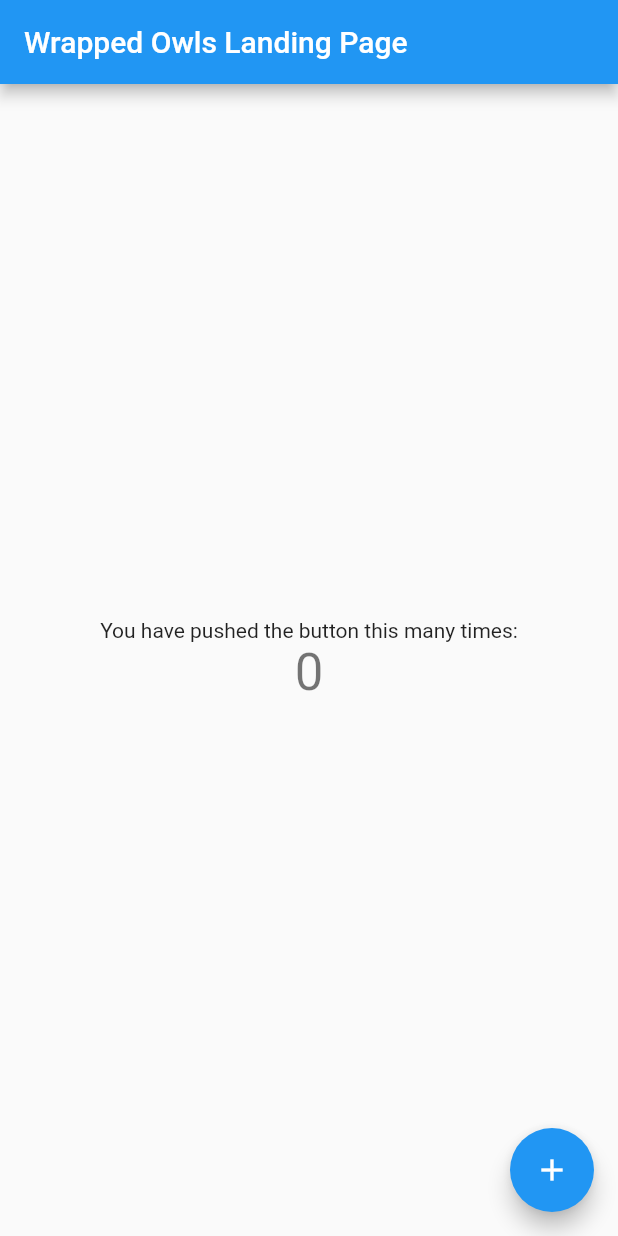
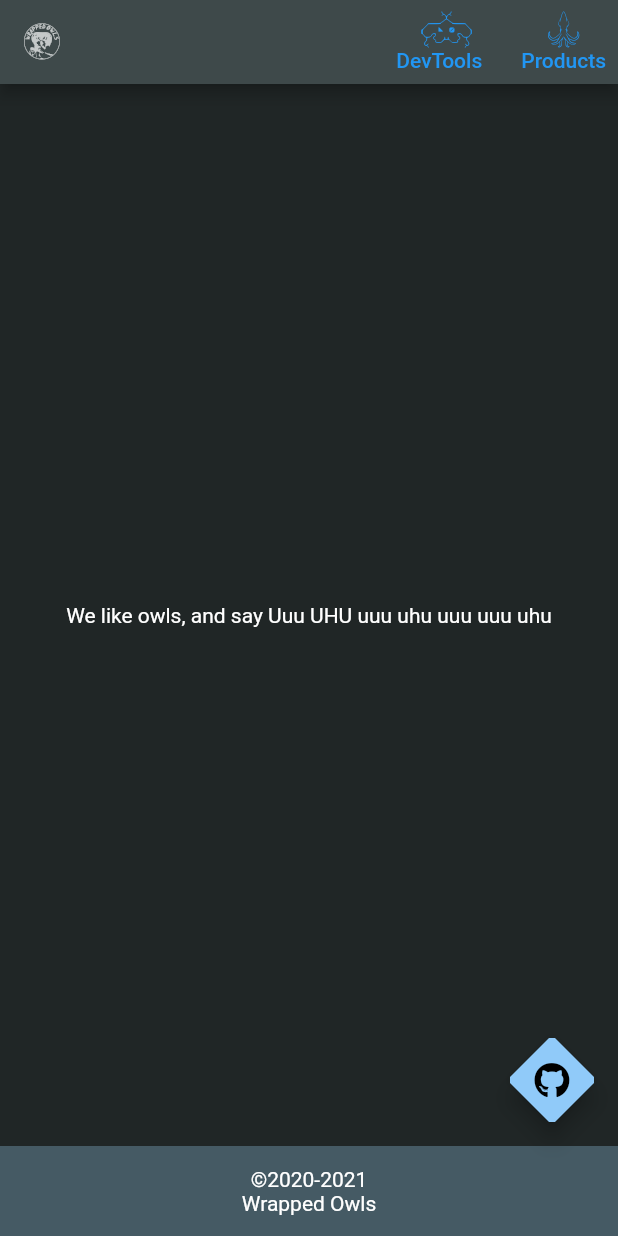
Before and after one commit to Wrapped-Owls/landing-page, a Flutter app: the screen it shows after launch, on a phone screen of 412 x 824 dp. Run offline on Flutter 3.47's test engine with Material 2 defaults, Android fonts, the phone set to English and light mode, and no system bars; our stand-ins replace font_awesome_flutter.

Commit message:
:construction: Build some widgets to page structure
- Added Footer
- Added Navbar (under progress)
- Added About (under progress)
- Added pedantic for lint
- Update web index.html and manifest.json
- Start using WrappedOwls icons

```diff
--- /dev/null
+++ b/analysis_options.yaml
@@ -0,0 +1,23 @@
+include: package:pedantic/analysis_options.yaml
+
+analyzer:
+  exclude: [build/**]
+
+  errors:
+    uri_has_not_been_generated: ignore
+#  enable-experiment:
+#    - non-nullable
+
+# Lint rules and documentation, see http://dart-lang.github.io/linter/lints
+linter:
+  rules:
+    - cancel_subscriptions
+    - camel_case_types
+    - hash_and_equals
+    - iterable_contains_unrelated_type
+    - list_remove_unrelated_type
+    - test_types_in_equals
+    - unnecessary_const
+    - unnecessary_new
+    - unrelated_type_equality_checks
+    - valid_regexps
--- a/lib/main.dart
+++ b/lib/main.dart
@@ -1,65 +1,22 @@
 import 'package:flutter/material.dart';
 
+import 'src/views/home.page.dart';
+import 'theme.wrappedowls.dart';
+
 void main() {
-  runApp(MyApp());
+  runApp(WowlsApp());
 }
 
-class MyApp extends StatelessWidget {
+class WowlsApp extends StatelessWidget {
   @override
   Widget build(BuildContext context) {
     return MaterialApp(
       title: 'Wrapped Owls',
-      theme: ThemeData(
-        primarySwatch: Colors.blue,
-      ),
-      home: MyHomePage(title: 'Wrapped Owls Landing Page'),
+      home: WowlsHomePage(),
+      theme: UuuUhuThemes.getLight(),
+      darkTheme: UuuUhuThemes.getDark(),
+      themeMode: ThemeMode.dark,
+      debugShowCheckedModeBanner: false,
     );
   }
 }
-
-class MyHomePage extends StatefulWidget {
-  MyHomePage({Key? key, this.title}) : super(key: key);
-
-  final String? title;
-
-  @override
-  _MyHomePageState createState() => _MyHomePageState();
-}
-
-class _MyHomePageState extends State<MyHomePage> {
-  int _counter = 0;
-
-  void _incrementCounter() {
-    setState(() {
-      _counter++;
-    });
-  }
-
-  @override
-  Widget build(BuildContext context) {
-    return Scaffold(
-      appBar: AppBar(
-        title: Text(widget.title!),
-      ),
-      body: Center(
-        child: Column(
-          mainAxisAlignment: MainAxisAlignment.center,
-          children: <Widget>[
-            Text(
-              'You have pushed the button this many times:',
-            ),
-            Text(
-              '$_counter',
-              style: Theme.of(context).textTheme.headline4,
-            ),
-          ],
-        ),
-      ),
-      floatingActionButton: FloatingActionButton(
-        onPressed: _incrementCounter,
-        tooltip: 'Increment',
-        child: Icon(Icons.add),
-      ),
-    );
-  }
-}
--- /dev/null
+++ b/lib/src/views/content/about.dart
@@ -0,0 +1,12 @@
+import 'package:flutter/material.dart';
+
+class WowlsAbout extends StatelessWidget {
+  @override
+  Widget build(BuildContext context) {
+    return Container(
+      child: Text(
+        'We like owls, and say Uuu UHU uuu uhu uuu uuu uhu',
+      ),
+    );
+  }
+}
--- /dev/null
+++ b/lib/src/views/general/footer.dart
@@ -0,0 +1,53 @@
+import 'package:flutter/material.dart';
+import 'package:wrappedowls_landing_page/theme.wrappedowls.dart';
+
+class WowlsFooter extends StatelessWidget {
+  final Color? backgroundColor;
+  final Alignment alignment;
+  final EdgeInsetsGeometry padding;
+  final Widget? child;
+  final DateTime _enterpriseBirthDate;
+
+  WowlsFooter({
+    Key? key,
+    this.backgroundColor,
+    this.alignment = Alignment.bottomCenter,
+    this.padding = const EdgeInsets.all(5.0),
+    this.child,
+  })  : _enterpriseBirthDate = DateTime(2020),
+        super(key: key);
+
+  Widget _buildContent() {
+    return Center(
+      child: Column(
+        mainAxisSize: MainAxisSize.min,
+        children: [
+          Text(
+            '©${_enterpriseBirthDate.year}-${DateTime.now().year}',
+            strutStyle: StrutStyle(fontWeight: FontWeight.w300),
+          ),
+          Text(
+            'Wrapped Owls',
+            strutStyle: StrutStyle(fontWeight: FontWeight.w300),
+          )
+        ],
+      ),
+    );
+  }
+
+  @override
+  Widget build(BuildContext context) {
+    return Container(
+      color:
+          backgroundColor ?? UuuUhuThemes.darkColors[UuuUhuComponents.DIALOG],
+      child: Align(
+        alignment: alignment,
+        child: Padding(
+          //padding: EdgeInsets.all(padding == null ?5.0:padding),
+          padding: padding,
+          child: child ?? _buildContent(),
+        ),
+      ),
+    );
+  }
+}
--- /dev/null
+++ b/lib/src/views/general/navbar.dart
@@ -0,0 +1,46 @@
+import 'package:flutter/material.dart';
+import 'package:url_launcher/url_launcher.dart';
+
+import '../../../wrappedowls.icons.dart';
+
+class WowlsNavbar extends AppBar {
+  WowlsNavbar()
+      : super(
+          leading: IconButton(
+            onPressed: () async {
+              const url = 'https://wrappedowl.com/';
+              if (await canLaunch(url)) {
+                await launch(url);
+              } else {
+                throw 'Could not launch $url';
+              }
+            },
+            icon: Icon(WrappedOwlsIcons.company_logo),
+          ),
+          actions: [
+            TextButton(
+              onPressed: () {},
+              child: Column(
+                mainAxisAlignment: MainAxisAlignment.center,
+                children: [
+                  Icon(WrappedOwlsIcons.friggraynd_cvheip),
+                  Text('DevTools'),
+                ],
+              ),
+            ),
+            SizedBox(
+              width: 10,
+            ),
+            TextButton(
+              onPressed: () {},
+              child: Column(
+                mainAxisAlignment: MainAxisAlignment.center,
+                children: [
+                  Icon(WrappedOwlsIcons.friggraynd_squid),
+                  Text('Products'),
+                ],
+              ),
+            )
+          ],
+        );
+}
--- /dev/null
+++ b/lib/src/views/home.page.dart
@@ -0,0 +1,39 @@
+import 'package:flutter/material.dart';
+import 'package:font_awesome_flutter/font_awesome_flutter.dart';
+import 'package:wrappedowls_landing_page/src/views/general/footer.dart';
+
+import 'content/about.dart';
+import 'general/navbar.dart';
+
+class WowlsHomePage extends StatefulWidget {
+  WowlsHomePage({Key? key}) : super(key: key);
+
+  @override
+  _WowlsHomePageState createState() => _WowlsHomePageState();
+}
+
+class _WowlsHomePageState extends State<WowlsHomePage> {
+  @override
+  Widget build(BuildContext context) {
+    return Scaffold(
+      appBar: WowlsNavbar(),
+      body: Center(
+        child: Column(
+          mainAxisAlignment: MainAxisAlignment.center,
+          children: <Widget>[
+            WowlsAbout(),
+          ],
+        ),
+      ),
+      bottomNavigationBar: ConstrainedBox(
+        constraints: BoxConstraints.tight(Size.fromHeight(60)),
+        child: WowlsFooter(),
+      ),
+      floatingActionButton: FloatingActionButton(
+        onPressed: () {},
+        tooltip: 'WrappedOwls GitHub',
+        child: Icon(FontAwesomeIcons.github),
+      ),
+    );
+  }
+}
--- /dev/null
+++ b/lib/theme.wrappedowls.dart
@@ -0,0 +1,144 @@
+import 'package:flutter/material.dart';
+
+enum UuuUhuComponents {
+  BAR,
+  BACKGROUND,
+  FAB,
+  DIALOG,
+  DIVIDER,
+  CHECKBOX,
+  BUTTON,
+  INPUT,
+  SELECT_TEXT,
+  TITLE_TEXT,
+  APPBAR_TEXT,
+  BOTTOM_SELECTED,
+  BOTTOM_UNSELECTED
+}
+
+abstract class UuuUhuThemes {
+  static var _currentTheme = false;
+  static const light = false;
+  static const dark = true;
+
+  static const Map<UuuUhuComponents, Color> darkColors = {
+    UuuUhuComponents.BAR: Color(0xFF3E494A),
+    UuuUhuComponents.BACKGROUND: Color(0xFF202626),
+    UuuUhuComponents.FAB: Color(0xFF90CAF9),
+    UuuUhuComponents.DIVIDER: Color(0xFF8ea9ab),
+    UuuUhuComponents.DIALOG: Color(0xFF455A64),
+    UuuUhuComponents.CHECKBOX: Color(0xFF4BACBF),
+    UuuUhuComponents.BUTTON: Color(0xFF4BACBF),
+    UuuUhuComponents.INPUT: Color(0xFF67A2F5),
+    UuuUhuComponents.SELECT_TEXT: Color(0xFF557B87),
+    UuuUhuComponents.TITLE_TEXT: Color(0xFFA5D6A7),
+    UuuUhuComponents.APPBAR_TEXT: Color(0xB3FFFFFF),
+    UuuUhuComponents.BOTTOM_SELECTED: Color(0xFFFFA000),
+    UuuUhuComponents.BOTTOM_UNSELECTED: Color(0xB3FFFFFF),
+  };
+
+  static const Map<UuuUhuComponents, Color> lightColors = {
+    UuuUhuComponents.BAR: Color(0xFFd2e9f7),
+    UuuUhuComponents.BACKGROUND: Color(0xFFe3e3e3),
+    UuuUhuComponents.FAB: Color(0xFF6b6475),
+    UuuUhuComponents.DIVIDER: Color(0xFF607D8B),
+    UuuUhuComponents.DIALOG: Color(0xFFc9d6d6),
+    UuuUhuComponents.CHECKBOX: Color(0xFF558a6a),
+    UuuUhuComponents.BUTTON: Color(0xFF69F0AE),
+    UuuUhuComponents.INPUT: Color(0xFF1016B3),
+    UuuUhuComponents.SELECT_TEXT: Color(0xFF3C565E),
+    UuuUhuComponents.TITLE_TEXT: Color(0xFF8a8807),
+    UuuUhuComponents.APPBAR_TEXT: Color(0x8A000000),
+    UuuUhuComponents.BOTTOM_SELECTED: Color(0xFF11993a),
+    UuuUhuComponents.BOTTOM_UNSELECTED: Color(0xFF2e2626),
+  };
+
+  static ThemeData _generalTheme(
+    Map<UuuUhuComponents, Color> palette,
+    Brightness brightness,
+  ) {
+    return ThemeData(
+      brightness: brightness,
+      visualDensity: VisualDensity.adaptivePlatformDensity,
+      dialogTheme: DialogTheme(
+        backgroundColor: palette[UuuUhuComponents.DIALOG],
+        titleTextStyle: TextStyle(
+          fontStyle: FontStyle.normal,
+          fontSize: 18,
+          fontWeight: FontWeight.bold,
+        ),
+        shape: RoundedRectangleBorder(
+          borderRadius: BorderRadius.circular(16.0),
+        ),
+      ),
+      snackBarTheme: SnackBarThemeData(backgroundColor: Colors.grey),
+      floatingActionButtonTheme: FloatingActionButtonThemeData(
+        shape: BeveledRectangleBorder(
+          borderRadius: BorderRadius.circular(26.0),
+        ),
+        backgroundColor: palette[UuuUhuComponents.FAB],
+      ),
+      inputDecorationTheme: InputDecorationTheme(
+        fillColor: palette[UuuUhuComponents.INPUT],
+        labelStyle: TextStyle(
+          fontFamily: 'Poppins',
+        ),
+        border: OutlineInputBorder(
+          // ignore: unnecessary_new
+          borderRadius: new BorderRadius.circular(25.0),
+        ),
+        focusedBorder: OutlineInputBorder(
+          borderRadius: BorderRadius.circular(25.0),
+          borderSide: BorderSide(color: palette[UuuUhuComponents.INPUT]!),
+        ),
+      ),
+      textSelectionTheme: TextSelectionThemeData(
+        selectionColor: palette[UuuUhuComponents.SELECT_TEXT],
+        selectionHandleColor: palette[UuuUhuComponents.SELECT_TEXT],
+        cursorColor: palette[UuuUhuComponents.SELECT_TEXT],
+      ),
+      buttonTheme: ButtonThemeData(
+        buttonColor: palette[UuuUhuComponents.BUTTON],
+        textTheme: ButtonTextTheme.primary,
+        shape: RoundedRectangleBorder(
+          borderRadius: BorderRadius.circular(30.0),
+        ),
+      ),
+      dividerTheme: DividerThemeData(
+        color: palette[UuuUhuComponents.DIVIDER],
+      ),
+      //checkbox
+      toggleableActiveColor: palette[UuuUhuComponents.CHECKBOX],
+      //end-checkbox
+      canvasColor: palette[UuuUhuComponents.BACKGROUND],
+      scaffoldBackgroundColor: palette[UuuUhuComponents.BACKGROUND],
+      appBarTheme: AppBarTheme(
+        color: palette[UuuUhuComponents.BAR],
+        iconTheme: IconThemeData(color: palette[UuuUhuComponents.APPBAR_TEXT]),
+      ),
+      bottomAppBarTheme: BottomAppBarTheme(
+        color: palette[UuuUhuComponents.BAR],
+      ),
+    );
+  }
+
+  static Color? currentPalette(UuuUhuComponents desired) {
+    return _currentTheme ? darkColors[desired] : lightColors[desired];
+  }
+
+  static ThemeData getLight() {
+    return _generalTheme(lightColors, Brightness.light);
+  }
+
+  static ThemeData getDark() {
+    return _generalTheme(darkColors, Brightness.dark);
+  }
+
+  static set currentTheme(bool value) {
+    _currentTheme = value;
+  }
+
+  static ThemeMode currentThemeMode() {
+    return _currentTheme ? ThemeMode.dark : ThemeMode.light;
+  }
+}
--- a/lib/wrappedowls.icons.dart
+++ b/lib/wrappedowls.icons.dart
@@ -1,6 +1,6 @@
 import 'package:flutter/widgets.dart';
 
-abstract class FriggrayndIcons {
+abstract class WrappedOwlsIcons {
   static const _kFontFam = 'FriggrayndIcons';
   static const dynamic _kFontPkg = null;
 
--- a/pubspec.yaml
+++ b/pubspec.yaml
@@ -1,5 +1,6 @@
 name: wrappedowls_landing_page
 description: The landing page for WrappedOwls website
+author: João Victor Oliveira Couto
 
 # The following line prevents the package from being accidentally published to
 # pub.dev using `pub publish`. This is preferred for private packages.
@@ -23,7 +24,8 @@ environment:
 dependencies:
   flutter:
     sdk: flutter
-
+  url_launcher: ^6.0.3
+  font_awesome_flutter: ^9.0.0
 
   # The following adds the Cupertino Icons font to your application.
   # Use with the CupertinoIcons class for iOS style icons.
@@ -32,6 +34,7 @@ dependencies:
 dev_dependencies:
   flutter_test:
     sdk: flutter
+  pedantic: ^1.11.0
 
 # For information on the generic Dart part of this file, see the
 # following page: https://dart.dev/tools/pub/pubspec
```
Also changed, not shown: pubspec.lock, 3 other files.
